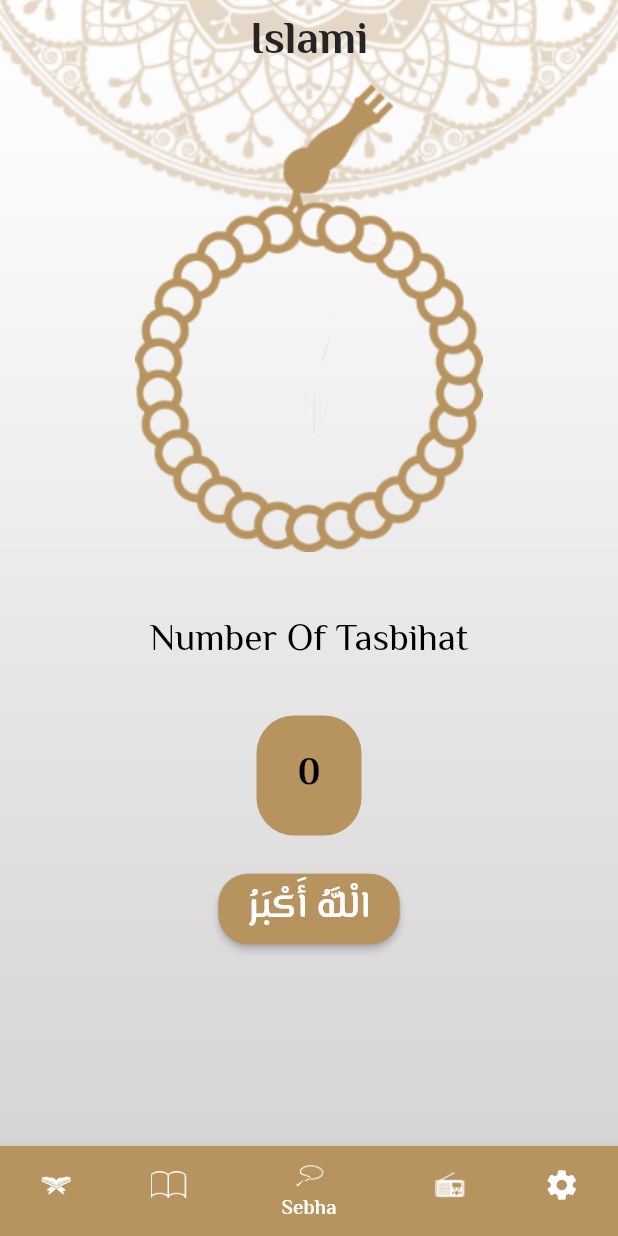
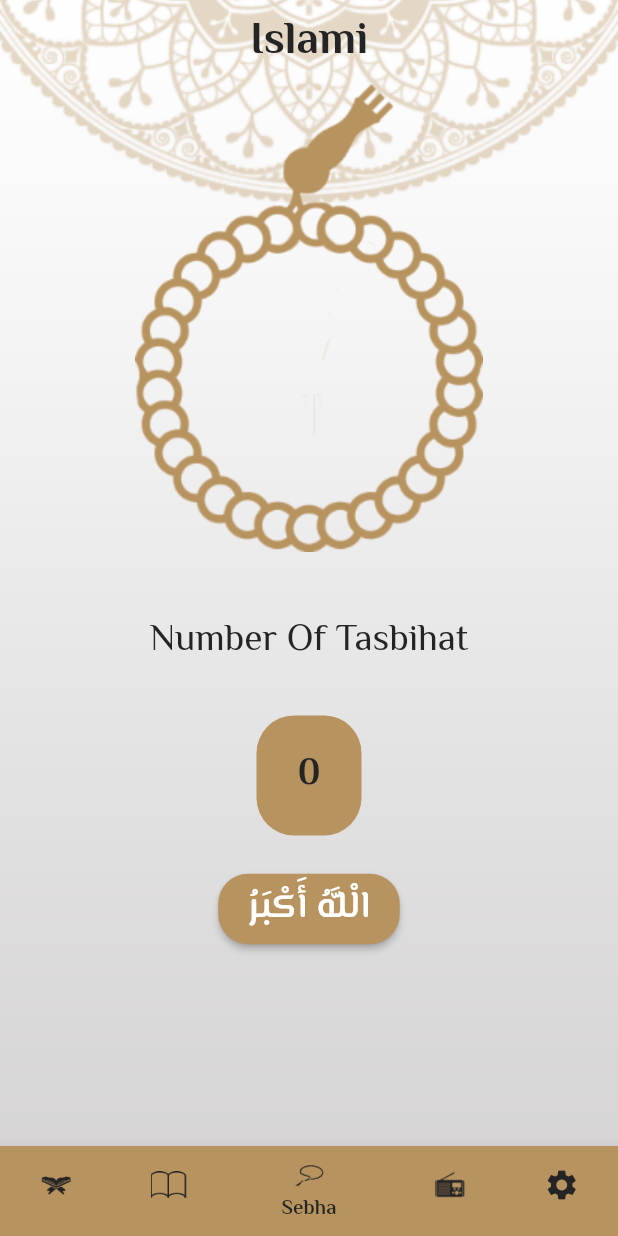
Before and after one commit to HatemReda7/islami_app, a Flutter app: the screen it shows after launch, item 3 of the bottom bar chosen, on a phone screen of 412 x 824 dp. Run offline on Flutter 3.47's test engine with Material 2 defaults, Android fonts, the phone set to English and light mode, and no system bars; our stand-ins replace google_fonts, shared_preferences; generated files the repository leaves out were written again.

Commit message:
edited the theme of all screens and finished the light/dark themes.

```diff
--- a/lib/HomeScreen.dart
+++ b/lib/HomeScreen.dart
@@ -1,11 +1,13 @@
 import 'package:flutter/material.dart';
 import 'package:islami_app/myThemeData.dart';
+import 'package:islami_app/providers/my_provider.dart';
 import 'package:islami_app/tabs/AhadethTab.dart';
 import 'package:islami_app/tabs/QuranTab.dart';
 import 'package:islami_app/tabs/RadioTab.dart';
 import 'package:islami_app/tabs/SebhaTab.dart';
 import 'package:islami_app/tabs/SettingsTab.dart';
 import 'package:flutter_gen/gen_l10n/app_localizations.dart';
+import 'package:provider/provider.dart';
 
 class HomeScreen extends StatefulWidget {
   static const String routeName = 'Home';
@@ -29,10 +31,12 @@ class _HomeScreenState extends State<HomeScreen> {
 
   @override
   Widget build(BuildContext context) {
+    var pro = Provider.of<MyProvider>(context);
     return Stack(
       children: [
         Image.asset(
-          "assets/images/bg.png",
+          pro.themeMode==ThemeMode.light?
+          "assets/images/bg.png":"assets/images/bg_dark.png",
           width: double.infinity,
           fit: BoxFit.cover,
         ),
@@ -41,7 +45,7 @@ class _HomeScreenState extends State<HomeScreen> {
               title: Text(
                 AppLocalizations.of(context)!.appTitle,
                 style:
-                Theme.of(context).textTheme.bodyLarge!.copyWith(fontSize: 30),
+                Theme.of(context).textTheme.bodyLarge,
               )
           ),
           bottomNavigationBar: BottomNavigationBar(
@@ -55,26 +59,26 @@ class _HomeScreenState extends State<HomeScreen> {
                     icon:
                     const ImageIcon(AssetImage("assets/images/quran.png")),
                     label: AppLocalizations.of(context)!.quran,
-                    backgroundColor: MyThemeData.primaryColor),
+                    backgroundColor: Theme.of(context).primaryColor),
                 BottomNavigationBarItem(
                     icon: const ImageIcon(
                         AssetImage("assets/images/Group 6.png")),
                     label: AppLocalizations.of(context)!.ahadeth,
-                    backgroundColor: MyThemeData.primaryColor),
+                    backgroundColor: Theme.of(context).primaryColor),
                 BottomNavigationBarItem(
                     icon: const ImageIcon(
                         AssetImage("assets/images/sebha_icon.png")),
                     label: AppLocalizations.of(context)!.sebha,
-                    backgroundColor: MyThemeData.primaryColor),
+                    backgroundColor: Theme.of(context).primaryColor),
                 BottomNavigationBarItem(
                     icon:
                     const ImageIcon(AssetImage("assets/images/radio.png")),
                     label: AppLocalizations.of(context)!.radio,
-                    backgroundColor: MyThemeData.primaryColor),
+                    backgroundColor: Theme.of(context).primaryColor),
                 BottomNavigationBarItem(
                     icon: const Icon(Icons.settings),
                     label: AppLocalizations.of(context)!.settings,
-                    backgroundColor: MyThemeData.primaryColor),
+                    backgroundColor: Theme.of(context).primaryColor),
               ]),
           body: tabs[index],
         ),
--- a/lib/myThemeData.dart
+++ b/lib/myThemeData.dart
@@ -4,38 +4,46 @@ import 'package:google_fonts/google_fonts.dart';
 class MyThemeData {
   static Color primaryColor = const Color(0xFFB7935F);
   static Color blackColor = const Color(0xFF242424);
-  // primary dark color FACC1D
-  // white color in dark F8F8F8
-  //dark color 141A2E
+  static Color darkPrimaryColor = const Color(0xFF141A2E);
+  static Color darkSecondaryColor = const Color(0xFFFACC1D);
+  static Color darkWhiteColor = const Color(0xFFF8F8F8);
 
   static ThemeData lightTheme = ThemeData(
+      primaryColor: primaryColor,
+      secondaryHeaderColor: blackColor,
+      cardColor: blackColor,
+      indicatorColor: primaryColor,
       scaffoldBackgroundColor: Colors.transparent,
       textTheme: TextTheme(
         bodySmall: GoogleFonts.elMessiri(
             color: blackColor, fontSize: 20, fontWeight: FontWeight.w400),
         bodyMedium: GoogleFonts.elMessiri(
-            color: Colors.black, fontSize: 25, fontWeight: FontWeight.w600),
+            color: blackColor, fontSize: 25, fontWeight: FontWeight.w600),
         bodyLarge: GoogleFonts.elMessiri(
             color: blackColor, fontSize: 30, fontWeight: FontWeight.bold),
       ),
       appBarTheme: AppBarTheme(
-        iconTheme: IconThemeData(color: blackColor,size: 30),
+        iconTheme: IconThemeData(color: blackColor, size: 30),
         color: Colors.transparent,
         elevation: 0.0,
         centerTitle: true,
       ));
   static ThemeData darkTheme = ThemeData(
+      primaryColor: darkPrimaryColor,
+      secondaryHeaderColor: darkSecondaryColor,
+      cardColor: darkWhiteColor,
+      indicatorColor: darkSecondaryColor,
       scaffoldBackgroundColor: Colors.transparent,
       textTheme: TextTheme(
         bodySmall: GoogleFonts.elMessiri(
-            color: blackColor, fontSize: 20, fontWeight: FontWeight.w400),
+            color: darkWhiteColor, fontSize: 20, fontWeight: FontWeight.w400),
         bodyMedium: GoogleFonts.elMessiri(
-            color: Colors.black, fontSize: 25, fontWeight: FontWeight.w600),
+            color: darkWhiteColor, fontSize: 25, fontWeight: FontWeight.w600),
         bodyLarge: GoogleFonts.elMessiri(
-            color: blackColor, fontSize: 30, fontWeight: FontWeight.bold),
+            color: darkWhiteColor, fontSize: 30, fontWeight: FontWeight.bold),
       ),
       appBarTheme: AppBarTheme(
-        iconTheme: IconThemeData(color: blackColor,size: 30),
+        iconTheme: IconThemeData(color: darkWhiteColor, size: 30),
         color: Colors.transparent,
         elevation: 0.0,
         centerTitle: true,
@@ -43,6 +51,20 @@ class MyThemeData {
       bottomNavigationBarTheme: BottomNavigationBarThemeData(
           type: BottomNavigationBarType.shifting,
           backgroundColor: primaryColor,
-          selectedItemColor: blackColor,
-          unselectedItemColor: Colors.white));
+          selectedItemColor: darkSecondaryColor,
+          unselectedItemColor: darkWhiteColor));
 }
+
+//colorScheme: ColorScheme(
+//           brightness: Brightness.dark,
+//           primary: darkPrimaryColor,
+//           onPrimary: darkSecondaryColor,
+//           secondary: darkSecondaryColor,
+//           onSecondary: darkPrimaryColor,
+//           error: darkWhiteColor,
+//           onError: darkWhiteColor,
+//           background: darkPrimaryColor,
+//           onBackground: darkWhiteColor,
+//           surface: darkSecondaryColor,
+//           onSurface: darkPrimaryColor
+//       ),
--- a/lib/tabs/RadioTab.dart
+++ b/lib/tabs/RadioTab.dart
@@ -22,9 +22,9 @@ class RadioTab extends StatelessWidget {
             child: Row(
               mainAxisAlignment: MainAxisAlignment.spaceAround,
               children: [
-                ImageIcon(const AssetImage("assets/images/Icon metro-back.png"),color: MyThemeData.primaryColor),
-                ImageIcon(const AssetImage("assets/images/Icon awesome-play.png"),color: MyThemeData.primaryColor,size: 36,),
-                ImageIcon(const AssetImage("assets/images/Icon metro-next.png"),color: MyThemeData.primaryColor,),
+                ImageIcon(const AssetImage("assets/images/Icon metro-back.png"),color: Theme.of(context).indicatorColor),
+                ImageIcon(const AssetImage("assets/images/Icon awesome-play.png"),color: Theme.of(context).indicatorColor,size: 36,),
+                ImageIcon(const AssetImage("assets/images/Icon metro-next.png"),color: Theme.of(context).indicatorColor,),
               ],
             ),
           )
--- a/lib/tabs/SebhaTab.dart
+++ b/lib/tabs/SebhaTab.dart
@@ -1,6 +1,8 @@
 import 'package:flutter/material.dart';
 import 'package:islami_app/myThemeData.dart';
 import 'package:flutter_gen/gen_l10n/app_localizations.dart';
+import 'package:islami_app/providers/my_provider.dart';
+import 'package:provider/provider.dart';
 
 class SebhaTab extends StatefulWidget {
   const SebhaTab({super.key});
@@ -18,11 +20,13 @@ class _SebhaTabState extends State<SebhaTab> {
 
   @override
   Widget build(BuildContext context) {
+    var pro= Provider.of<MyProvider>(context);
     return Center(
       child: Column(
         children: [
           Image.asset(
-            "assets/images/sebha.png",
+            pro.themeMode==ThemeMode.light?
+            "assets/images/sebha.png":"assets/images/sebha_dark.png",
             width: 232,
             height: 312,
           ),
@@ -39,7 +43,7 @@ class _SebhaTabState extends State<SebhaTab> {
             width: 70,
             height: 80,
             decoration: BoxDecoration(
-                color: const Color(0XFFB7935F),
+                color: Theme.of(context).primaryColor,
                 borderRadius: BorderRadius.circular(25)),
             child: Center(
                 child: Text(
@@ -59,7 +63,7 @@ class _SebhaTabState extends State<SebhaTab> {
                     shape: MaterialStatePropertyAll(RoundedRectangleBorder(
                         borderRadius: BorderRadius.circular(20))),
                     backgroundColor:
-                        MaterialStatePropertyAll(MyThemeData.primaryColor)),
+                        MaterialStatePropertyAll(Theme.of(context).indicatorColor)),
                 onPressed: () {
                   if(counter<32){
                     counter++;
@@ -81,7 +85,7 @@ class _SebhaTabState extends State<SebhaTab> {
                     style: Theme.of(context)
                         .textTheme
                         .bodyMedium!
-                        .copyWith(color: Colors.white),
+                        .copyWith(color: pro.themeMode==ThemeMode.light? Color(0xffFFFFFF):Color(0xff0F1424)),
                   ),
                 )
             ),
--- a/lib/tabs/SettingsTab.dart
+++ b/lib/tabs/SettingsTab.dart
@@ -25,7 +25,7 @@ class SettingsTab extends StatelessWidget {
                   children: [
                     Text(AppLocalizations.of(context)!.theme,style: Theme.of(context).textTheme.bodyLarge,textAlign: TextAlign.left,),
                     Spacer(),
-                    Icon(Icons.navigate_next,size: 40,color: MyThemeData.blackColor,),
+                    Icon(Icons.navigate_next,size: 40,color: Theme.of(context).cardColor,),
                   ],
                 ),
             ),
@@ -38,7 +38,7 @@ class SettingsTab extends StatelessWidget {
                   children: [
                     Text(AppLocalizations.of(context)!.language,style: Theme.of(context).textTheme.bodyLarge,textAlign: TextAlign.left,),
                     Spacer(),
-                    Icon(Icons.navigate_next,size: 40,color: MyThemeData.blackColor,),
+                    Icon(Icons.navigate_next,size: 40,color: Theme.of(context).cardColor,),
                   ],
                 )
             ),
```
Also changed, not shown: lib/Hadeth_Details.dart (+9 -3 lines), lib/Language_Screen.dart (+12 -9 lines), lib/SuraDetails.dart (+25 -10 lines), lib/Theme_Screen.dart (+9 -10 lines), lib/tabs/AhadethTab.dart (+3 -4 lines), lib/tabs/QuranTab.dart (+3 -4 lines).
